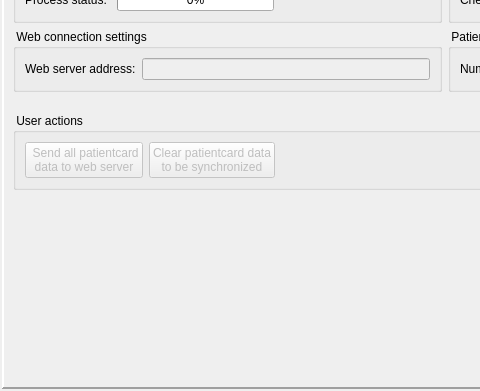
Above: websync/dlgmain.ui from tbikfalvi/Belenus before the change; both pictures show x 0 to 480 and y 211 to 602 of the 890 by 602 pixel window. Below: the same form after it.
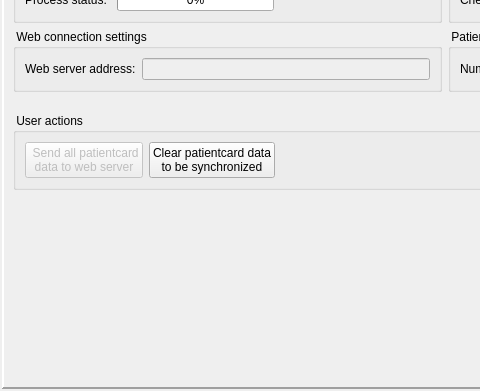
That is the form after the change. Icons and pictures are not drawn.

Diff of the .ui file:
```diff
--- a/websync/dlgmain.ui
+++ b/websync/dlgmain.ui
@@ -772,12 +772,22 @@
          <item row="0" column="1">
           <widget class="QPushButton" name="pbClearPCData">
            <property name="enabled">
-            <bool>false</bool>
+            <bool>true</bool>
            </property>
            <property name="text">
             <string>Clear patientcard data
 to be synchronized</string>
            </property>
+           <property name="icon">
+            <iconset resource="websync.qrc">
+             <normaloff>:/trash.png</normaloff>:/trash.png</iconset>
+           </property>
+           <property name="iconSize">
+            <size>
+             <width>40</width>
+             <height>40</height>
+            </size>
+           </property>
           </widget>
          </item>
         </layout>
```
Left out of the diff: 10 changed lines with no effect on the pictures.
